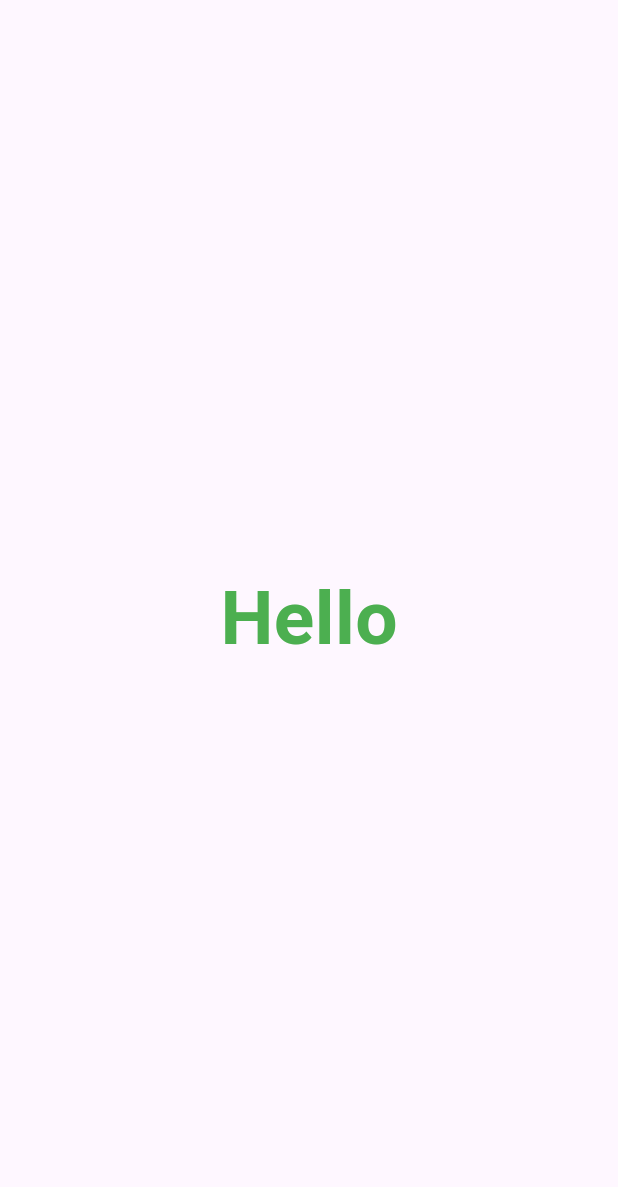
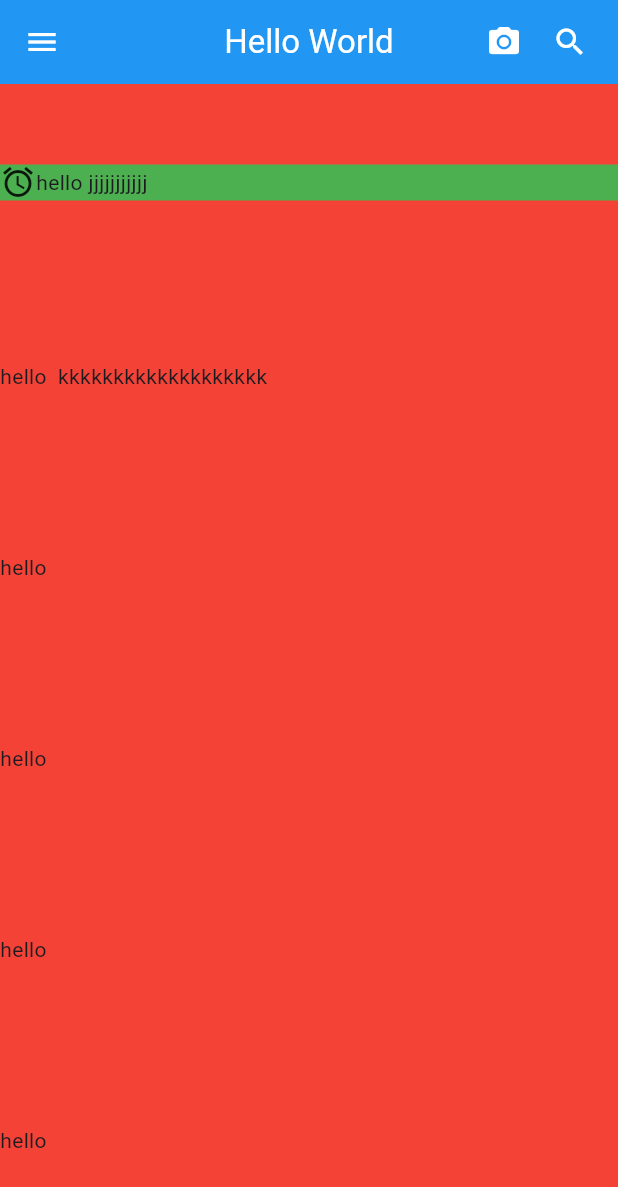
Before and after one commit to Ahmed-3lam/rwad_two, a Flutter app: the screen it shows after launch, on a phone screen of 412 x 824 dp. Shown: the top 1187 px of the screen. Run offline on Flutter 3.47's test engine with Material 3 defaults, Android fonts, the light colour scheme and no system bars.

Commit message:
///runApp ///statelss: MyApp ///Material App ///Scafflod ///Center ///Text ///Icon ///SizedBox ///Column ///Row ///Padding ///AppBar

```diff
--- a/lib/main.dart
+++ b/lib/main.dart
@@ -1,4 +1,5 @@
 import 'package:flutter/material.dart';
+import 'package:rwad_two/widgets/my_appbar.dart';
 
 void main() {
   runApp(const MyApp());
@@ -10,6 +11,12 @@
 ///Scafflod
 ///Center
 ///Text
+///Icon
+///SizedBox
+///Column
+///Row
+///Padding
+///AppBar
 
 class MyApp extends StatelessWidget {
   const MyApp({super.key});
@@ -18,14 +25,28 @@
   Widget build(BuildContext context) {
     return MaterialApp(
       home: Scaffold(
-        body: Center(
-          child: Text(
-            "Hello",
-            style: TextStyle(
-              fontSize: 50,
-              color: Colors.green,
-              fontWeight: FontWeight.bold,
-            ),
+        appBar: myAppBar(),
+        body: Container(
+          color: Colors.red,
+          child: Column(
+            crossAxisAlignment: CrossAxisAlignment.start,
+            mainAxisAlignment: MainAxisAlignment.spaceAround,
+            children: [
+              Container(
+                color: Colors.green,
+                child: Row(
+                  children: [
+                    Icon(Icons.access_alarm),
+                    Text("hello jjjjjjjjjjj"),
+                  ],
+                ),
+              ),
+              Text("hello  kkkkkkkkkkkkkkkkkkk"),
+              Text("hello"),
+              Text("hello"),
+              Text("hello"),
+              Text("hello"),
+            ],
           ),
         ),
       ),
--- /dev/null
+++ b/lib/widgets/my_appbar.dart
@@ -0,0 +1,34 @@
+import 'package:flutter/material.dart';
+
+AppBar myAppBar() {
+  return AppBar(
+    backgroundColor: Colors.blue,
+    leading: Icon(
+      Icons.menu,
+      color: Colors.white,
+    ),
+    actions: [
+      Icon(
+        Icons.camera_alt,
+        color: Colors.white,
+      ),
+      SizedBox(
+        width: 20,
+      ),
+      Icon(
+        Icons.search,
+        color: Colors.white,
+      ),
+      SizedBox(
+        width: 20,
+      ),
+    ],
+    title: Text(
+      "Hello World",
+      style: TextStyle(
+        color: Colors.white,
+      ),
+    ),
+    centerTitle: true,
+  );
+}
```
